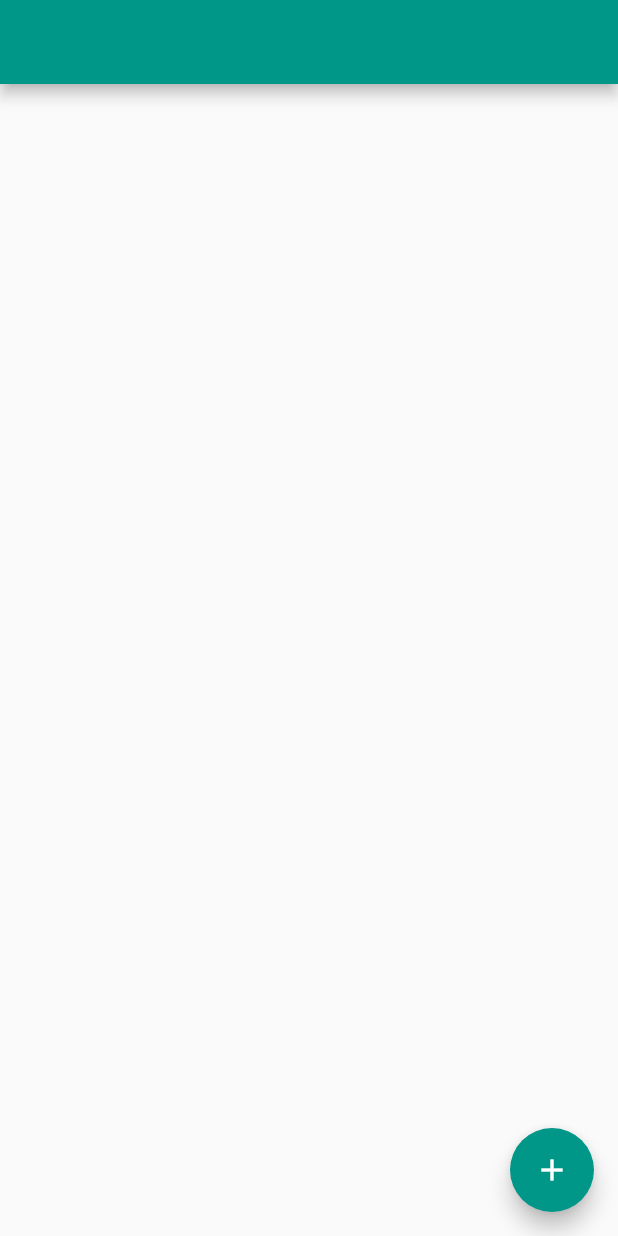
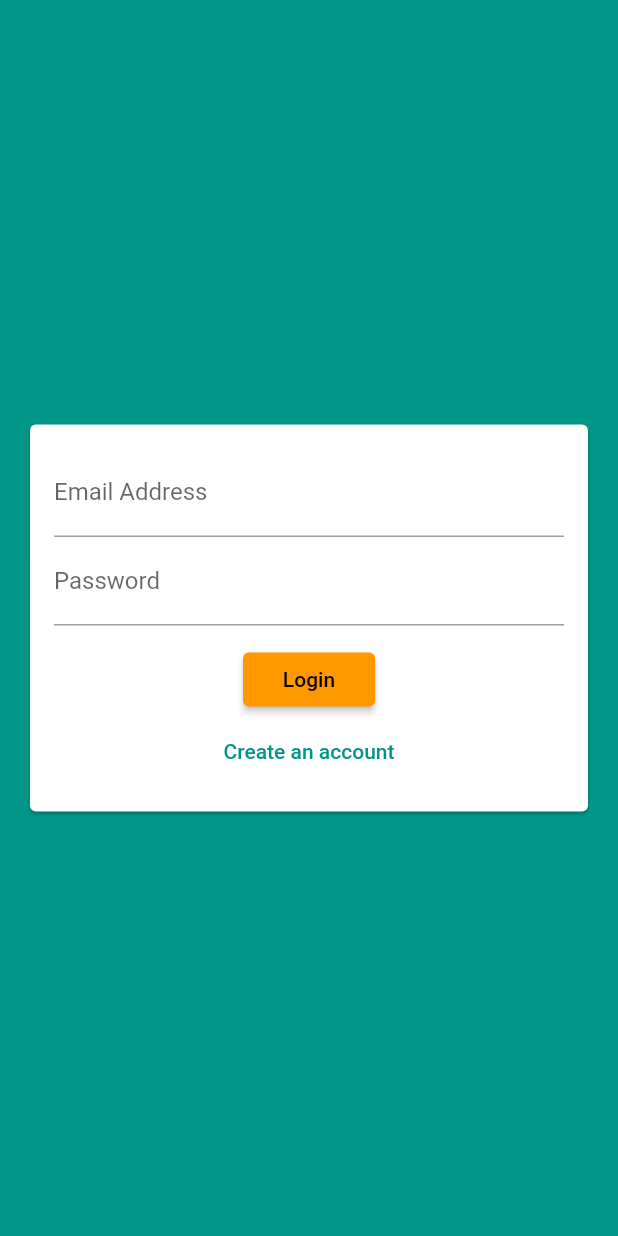
Before and after one commit to MBanawa/firebase_chat_app, a Flutter app: the screen it shows after launch, on a phone screen of 412 x 824 dp. Run offline on Flutter 3.47's test engine with Material 2 defaults, Android fonts, the phone set to English and light mode, and no system bars; our stand-ins replace cloud_firestore, firebase_auth, firebase_core; accounts and stored records are empty.

Commit message:
build auth UI and connect to firebase auth

```diff
--- a/lib/main.dart
+++ b/lib/main.dart
@@ -1,9 +1,13 @@
+import 'package:firebase_chat_app/screens/auth_screen.dart';
 import 'package:flutter/material.dart';
 import 'package:firebase_core/firebase_core.dart';
 
 import 'package:firebase_chat_app/screens/chat._screen.dart';
 
-void main() {
+Future<void> main() async {
+  WidgetsFlutterBinding.ensureInitialized();
+  await Firebase.initializeApp();
+
   runApp(MyApp());
 }
 
@@ -18,8 +22,18 @@ class MyApp extends StatelessWidget {
             title: 'Flutter Chat',
             theme: ThemeData(
               primarySwatch: Colors.teal,
+              backgroundColor: Colors.teal,
+              accentColor: Colors.blue,
+              accentColorBrightness: Brightness.dark,
+              buttonTheme: ButtonTheme.of(context).copyWith(
+                buttonColor: Colors.orange,
+                textTheme: ButtonTextTheme.primary,
+                shape: RoundedRectangleBorder(
+                  borderRadius: BorderRadius.circular(4),
+                ),
+              ),
             ),
-            home: ChatScreen(),
+            home: AuthScreen(),
           );
         });
   }
--- a/lib/screens/auth_screen.dart
+++ b/lib/screens/auth_screen.dart
@@ -0,0 +1,54 @@
+import 'package:firebase_auth/firebase_auth.dart';
+import 'package:flutter/material.dart';
+
+import 'package:firebase_chat_app/widgets/auth/auth_form.dart';
+import 'package:flutter/services.dart';
+
+class AuthScreen extends StatefulWidget {
+  @override
+  _AuthScreenState createState() => _AuthScreenState();
+}
+
+class _AuthScreenState extends State<AuthScreen> {
+  final _auth = FirebaseAuth.instance;
+
+  void _submitAuthForm(
+    String email,
+    String password,
+    String username,
+    bool isLogin,
+    BuildContext ctx,
+  ) async {
+    UserCredential authResult;
+    try {
+      if (isLogin) {
+        authResult = await _auth.signInWithEmailAndPassword(
+            email: email, password: password);
+      } else {
+        authResult = await _auth.createUserWithEmailAndPassword(
+            email: email, password: password);
+      }
+    } on PlatformException catch (error) {
+      var message = 'An error occured, please check your credentials';
+
+      if (error.message != null) {
+        message = error.message;
+      }
+
+      Scaffold.of(ctx).showSnackBar(SnackBar(
+        content: Text(message),
+        backgroundColor: Theme.of(ctx).errorColor,
+      ));
+    } catch (error2) {
+      print(error2);
+    }
+  }
+
+  @override
+  Widget build(BuildContext context) {
+    return Scaffold(
+      backgroundColor: Theme.of(context).primaryColor,
+      body: AuthForm(_submitAuthForm),
+    );
+  }
+}
--- /dev/null
+++ b/lib/widgets/auth/auth_form.dart
@@ -0,0 +1,123 @@
+import 'package:flutter/material.dart';
+
+class AuthForm extends StatefulWidget {
+  final void Function(
+    String email,
+    String password,
+    String username,
+    bool isLogin,
+    BuildContext ctx,
+  ) submitFn;
+
+  AuthForm(this.submitFn);
+
+  @override
+  _AuthFormState createState() => _AuthFormState();
+}
+
+class _AuthFormState extends State<AuthForm> {
+  final _formKey = GlobalKey<FormState>();
+  var _isLogin = true;
+  String _userEmail = '';
+  String _userName = '';
+  String _userPassword = '';
+
+  void _trySubmit() {
+    final isValid = _formKey.currentState.validate();
+    FocusScope.of(context).unfocus();
+
+    if (isValid) {
+      _formKey.currentState.save();
+      widget.submitFn(
+        _userEmail.trim(),
+        _userName.trim(),
+        _userPassword.trim(),
+        _isLogin,
+        context,
+      );
+      //send to firebase
+    }
+  }
+
+  @override
+  Widget build(BuildContext context) {
+    return Center(
+      child: Card(
+        margin: const EdgeInsets.all(20),
+        child: SingleChildScrollView(
+          child: Padding(
+            padding: const EdgeInsets.all(16),
+            child: Form(
+              key: _formKey,
+              child: Column(
+                mainAxisSize: MainAxisSize.min,
+                children: <Widget>[
+                  TextFormField(
+                    key: ValueKey('email'),
+                    onSaved: (newValue) {
+                      _userEmail = newValue;
+                    },
+                    validator: (value) {
+                      if (value.isEmpty || !value.contains('@')) {
+                        return 'Please enter a valid email address.';
+                      }
+                      return null;
+                    },
+                    keyboardType: TextInputType.emailAddress,
+                    decoration: InputDecoration(labelText: 'Email Address'),
+                  ),
+                  if (!_isLogin)
+                    TextFormField(
+                      key: ValueKey('username'),
+                      onSaved: (newValue) {
+                        _userName = newValue;
+                      },
+                      validator: (value) {
+                        if (value.isEmpty || value.length < 4) {
+                          return 'Please enter at least 4 characters.';
+                        }
+                        return null;
+                      },
+                      decoration: InputDecoration(labelText: 'Username'),
+                    ),
+                  TextFormField(
+                    key: ValueKey('password'),
+                    onSaved: (newValue) {
+                      _userPassword = newValue;
+                    },
+                    validator: (value) {
+                      if (value.isEmpty || value.length < 7) {
+                        return _isLogin
+                            ? 'The password you entered is incorrect'
+                            : 'Password must be at least 7 characters long.';
+                      }
+                      return null;
+                    },
+                    decoration: InputDecoration(labelText: 'Password'),
+                    obscureText: true,
+                  ),
+                  SizedBox(height: 12),
+                  RaisedButton(
+                    onPressed: _trySubmit,
+                    child: Text(_isLogin ? 'Login' : 'Signup Now'),
+                  ),
+                  FlatButton(
+                    onPressed: () {
+                      setState(() {
+                        _isLogin = !_isLogin;
+                      });
+                    },
+                    child: Text(_isLogin
+                        ? 'Create an account'
+                        : 'I already have an account'),
+                    textColor: Theme.of(context).primaryColor,
+                  )
+                ],
+              ),
+            ),
+          ),
+        ),
+      ),
+    );
+  }
+}
```
Also changed, not shown: lib/screens/chat._screen.dart (+13 -4 lines).
